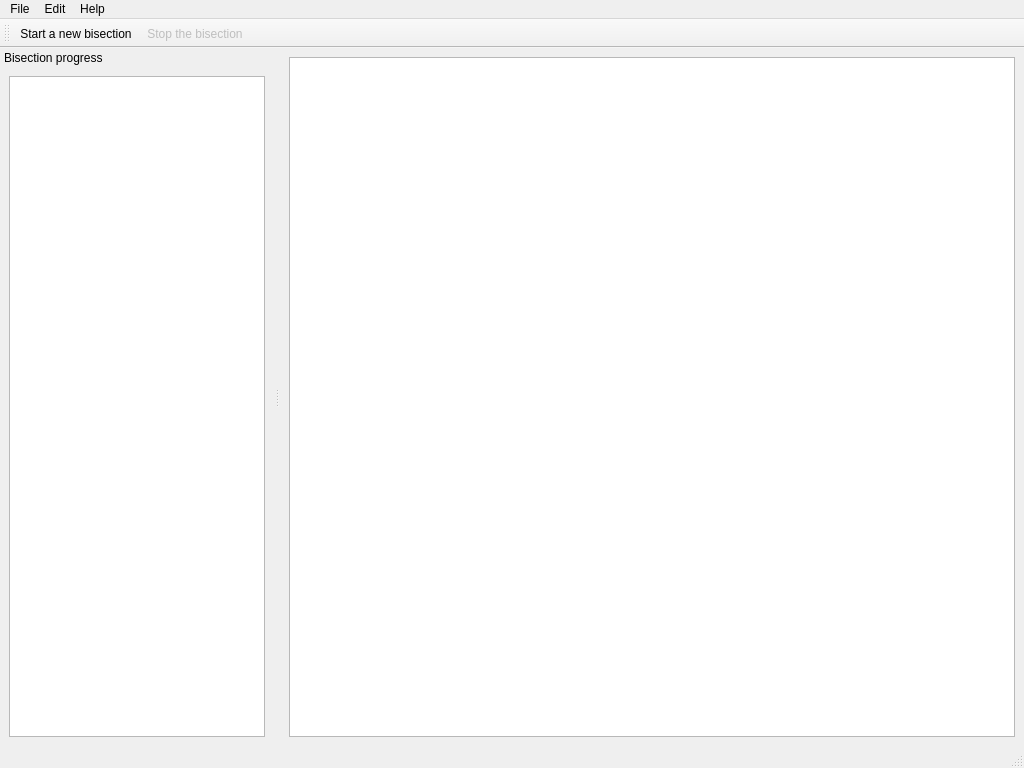
Before: the Qt Designer form gui/mozregui/ui/mainwindow.ui in mozilla/mozregression, drawn with Qt 5.
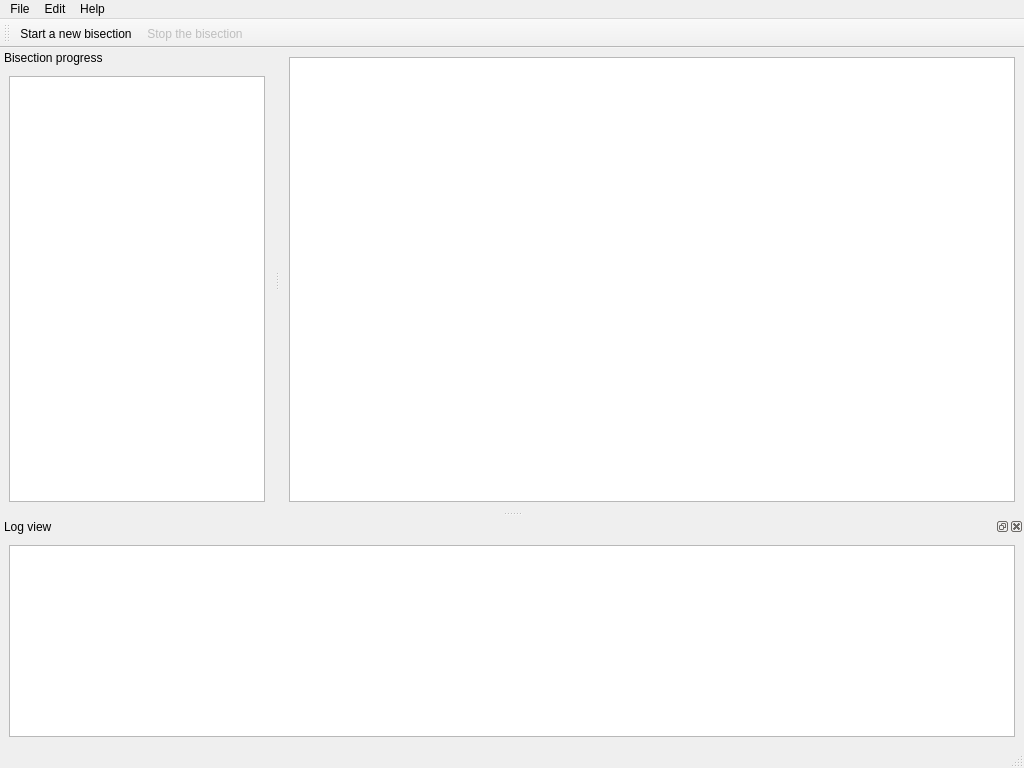
After: the same form once the commit is applied. Icons and pictures are not drawn. Custom widgets are drawn as their Qt base class.

Commit message: Fix Bug 1170093-add a log report view

```diff
--- a/gui/mozregui/ui/mainwindow.ui
+++ b/gui/mozregui/ui/mainwindow.ui
@@ -110,6 +110,25 @@
    <addaction name="actionStart_a_new_bisection"/>
    <addaction name="actionStop_the_bisection"/>
   </widget>
+  <widget class="QDockWidget" name="dockWidget_2">
+   <property name="windowTitle">
+    <string>Log view</string>
+   </property>
+   <attribute name="dockWidgetArea">
+    <number>8</number>
+   </attribute>
+   <widget class="QWidget" name="dockWidgetContents_2">
+    <layout class="QVBoxLayout" name="verticalLayout_3">
+     <item>
+      <widget class="QPlainTextEdit" name="log_information_view">
+       <property name="readOnly">
+        <bool>true</bool>
+       </property>
+      </widget>
+     </item>
+    </layout>
+   </widget>
+  </widget>
   <action name="actionStart_a_new_bisection">
    <property name="checkable">
     <bool>false</bool>
```
The commit also changes 1 other file.
